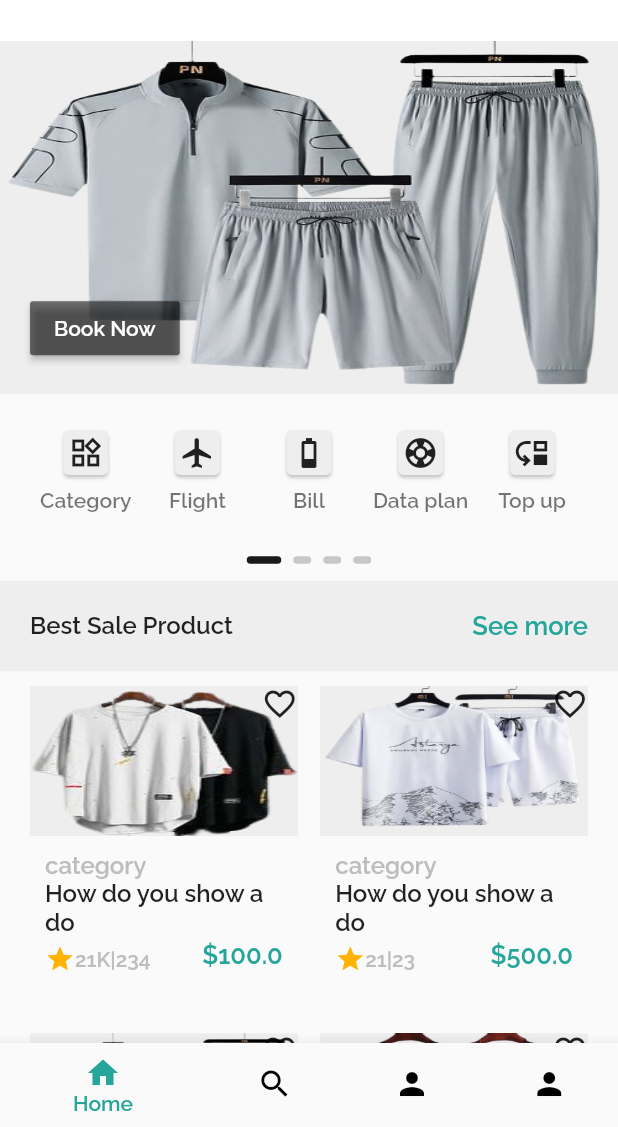
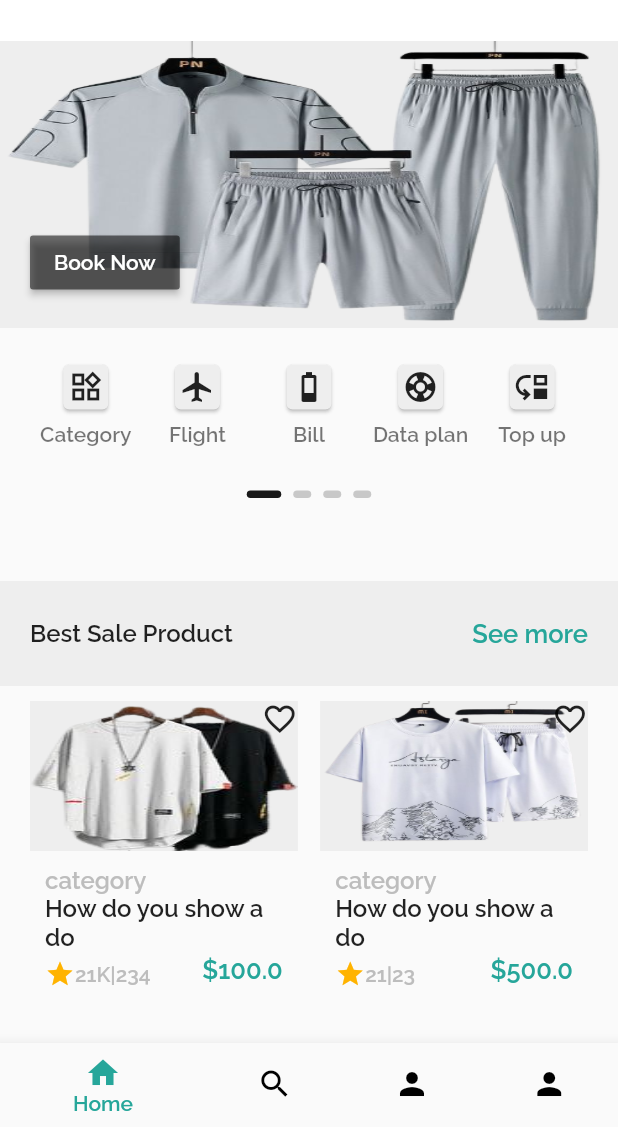
Before and after one commit to AmosLucky/moniepoint_test, a Flutter app: the screen it shows after launch, on a phone screen of 412 x 824 dp, the part 109-1236 px from its top. Run offline on Flutter 3.47's test engine with Material 2 defaults, Android fonts, the phone set to English and light mode, and no system bars; drawn by our look-alikes of carousel_slider; our stand-ins replace animate_do, flutter_rating_bar, flutter_widget_from_html, page_transition, percent_indicator; missing offline and left inert: number_paginator.

Commit message:
Fixed error

```diff
--- a/lib/screens/home_screen.dart
+++ b/lib/screens/home_screen.dart
@@ -42,7 +42,7 @@ class _HomeScreenState extends State<HomeScreen> {
           FadeInUp(
             child: Container(
               margin: const EdgeInsets.symmetric(vertical: 10),
-              height: 60,
+              height: 70,
               color: lightGrey,
               padding: const EdgeInsets.symmetric(horizontal: 20),
               child: Row(
--- a/lib/widgets/carouse_head.dart
+++ b/lib/widgets/carouse_head.dart
@@ -27,7 +27,7 @@ class _CarouselHeadState extends State<CarouselHead> {
     return Column(children: [
       CarouselSlider(
         options: CarouselOptions(
-            height: size.height / 3.5,
+            height: size.height / 4.3,
             viewportFraction: 1.0,
             enlargeCenterPage: true,
             autoPlay: true,
```
Also changed, not shown: 9 other files.
